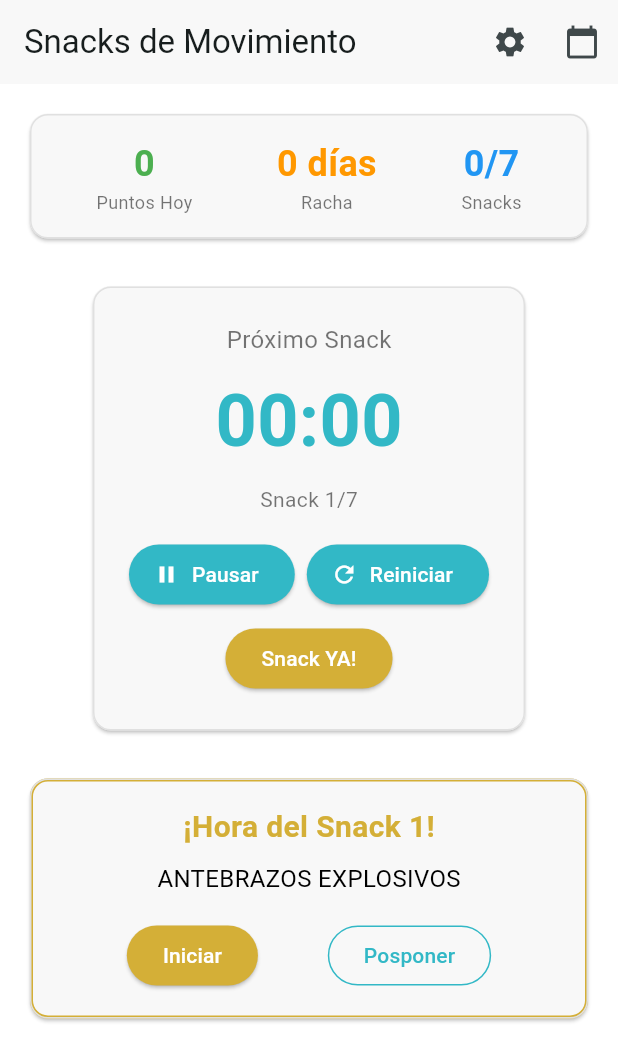
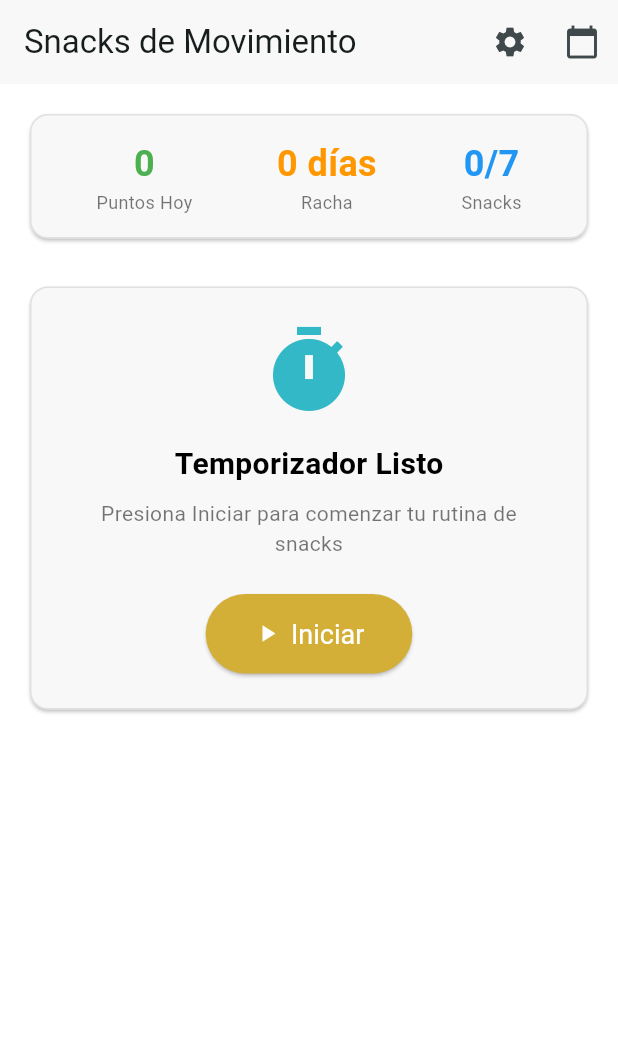
Before and after one commit to letsrockyoga/snacks_app, a Flutter app: the screen it shows after launch, on a phone screen of 412 x 824 dp. Shown: the top 1061 px of the screen. Run offline on Flutter 3.47's test engine with Material 3 defaults, Android fonts, the phone set to English and light mode, and no system bars; our stand-ins replace cloud_firestore, firebase_core, flutter_local_notifications, shared_preferences; accounts and stored records are empty.

Commit message:
Fixed somes issues

```diff
--- a/lib/screens/home_screen.dart
+++ b/lib/screens/home_screen.dart
@@ -89,6 +89,43 @@ class _HomeScreenState extends State<HomeScreen> {
 
   Widget _buildNextSnackCard(TimerService timerService) {
     final isDisabled = timerService.isSnackActive;
+
+    if (!timerService.isStarted) {
+      return Card(
+        color: const Color(0xFFF8F8F8),
+        child: Padding(
+          padding: const EdgeInsets.all(24),
+          child: Column(
+            children: [
+              const Icon(Icons.timer, size: 64, color: Color(0xFF32B8C6)),
+              const SizedBox(height: 16),
+              const Text(
+                'Temporizador Listo',
+                style: TextStyle(fontSize: 20, fontWeight: FontWeight.bold),
+              ),
+              const SizedBox(height: 8),
+              const Text(
+                'Presiona Iniciar para comenzar tu rutina de snacks',
+                style: TextStyle(fontSize: 14, color: Colors.black54),
+                textAlign: TextAlign.center,
+              ),
+              const SizedBox(height: 24),
+              ElevatedButton.icon(
+                onPressed: () => timerService.resetTimer(),
+                icon: const Icon(Icons.play_arrow),
+                label: const Text('Iniciar'),
+                style: ElevatedButton.styleFrom(
+                  backgroundColor: const Color(0xFFD4AF37),
+                  foregroundColor: Colors.white,
+                  padding: const EdgeInsets.symmetric(horizontal: 32, vertical: 16),
+                  textStyle: const TextStyle(fontSize: 18),
+                ),
+              ),
+            ],
+          ),
+        ),
+      );
+    }
 
     return Card(
       color: const Color(0xFFF8F8F8),
--- a/lib/services/timer_service.dart
+++ b/lib/services/timer_service.dart
@@ -17,6 +17,7 @@ class TimerService extends ChangeNotifier {
   bool _isPaused = false;
   DateTime? _pausedAt;
   ConfigService? _configService;
+  bool _isStarted = false;
 
   int get currentSnackIndex => _currentSnackIndex;
   int get remainingSeconds => _remainingSeconds;
@@ -25,13 +26,14 @@ class TimerService extends ChangeNotifier {
   int get currentExerciseIndex => _currentExerciseIndex;
   int get snackInterval => _snackInterval;
   bool get isPaused => _isPaused;
+  bool get isStarted => _isStarted;
 
   void setConfigService(ConfigService configService) {
     _configService = configService;
   }
 
   DateTime? get nextSnackTime {
-    if (_lastSnackTime == null) return _getInitialSnackTime();
+    if (!_isStarted || _lastSnackTime == null) return null;
     if (_isPaused && _pausedAt != null) {
       return _pausedAt;
     }
@@ -47,10 +49,11 @@ class TimerService extends ChangeNotifier {
     final lastTime = prefs.getString('lastSnackTime');
     if (lastTime != null) {
       _lastSnackTime = DateTime.parse(lastTime);
+      _isStarted = true;
+      _startCountdown();
     }
     _currentSnackIndex = prefs.getInt('currentSnackIndex') ?? 0;
     _snackInterval = prefs.getInt('snackInterval') ?? 45;
-    _startCountdown();
   }
 
   DateTime _getInitialSnackTime() {
@@ -59,9 +62,10 @@ class TimerService extends ChangeNotifier {
   }
 
   void _startCountdown() {
+    _isStarted = true;
     _timer?.cancel();
     _timer = Timer.periodic(const Duration(seconds: 1), (_) {
-      if (_isPaused || _isSnackActive) return;
+      if (_isPaused || _isSnackActive || !_isStarted) return;
 
       final next = nextSnackTime;
       if (next == null) return;
@@ -75,7 +79,7 @@ class TimerService extends ChangeNotifier {
   }
 
   void _triggerSnack() {
-    if (_configService == null || _configService!.snacks.isEmpty) return;
+    if (!_isStarted || _configService == null || _configService!.snacks.isEmpty) return;
     if (_currentSnackIndex >= _configService!.snacks.length) {
       _currentSnackIndex = 0;
     }
@@ -162,6 +166,9 @@ class TimerService extends ChangeNotifier {
     _lastSnackTime = DateTime.now();
     _isPaused = false;
     _pausedAt = null;
+    _isStarted = true;
+    _currentSnack = null;
+    _startCountdown();
     notifyListeners();
   }
 
```
